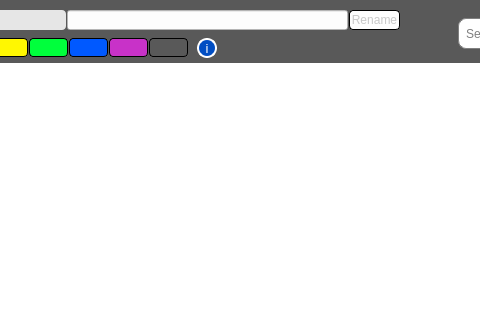
Qt form GUI/ui/dialog_viewer.ui (dudtj5307/CSV-Viewer) before a commit; both pictures show x 342 to 822 and y 0 to 320 of the 1125 by 702 pixel window.
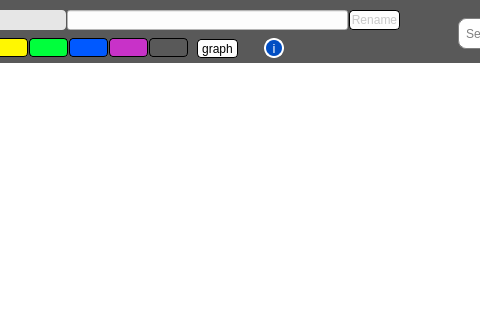
The same form after that commit.

The edit to the form file:
```diff
--- a/GUI/ui/dialog_viewer.ui
+++ b/GUI/ui/dialog_viewer.ui
@@ -642,7 +642,7 @@
        </property>
        <property name="geometry">
         <rect>
-         <x>530</x>
+         <x>597</x>
          <y>29</y>
          <width>20</width>
          <height>20</height>
@@ -686,6 +686,42 @@
         </size>
        </property>
       </widget>
+      <widget class="QPushButton" name="button_graph">
+       <property name="enabled">
+        <bool>true</bool>
+       </property>
+       <property name="geometry">
+        <rect>
+         <x>530</x>
+         <y>30</y>
+         <width>41</width>
+         <height>19</height>
+        </rect>
+       </property>
+       <property name="styleSheet">
+        <string notr="true">QPushButton {
+    background-color: rgb(253, 253, 253);
+    border: 1px solid black;
+    border-radius: 4px;
+}
+
+QPushButton:hover {
+	border: 2px solid #333;
+}
+
+QPushButton:pressed {
+    background-color: lightgray;
+ 	border: 2px solid #000;
+}
+
+QPushButton:disabled {
+    color: rgb(200,200,200);
+}</string>
+       </property>
+       <property name="text">
+        <string>graph</string>
+       </property>
+      </widget>
      </widget>
     </item>
     <item row="1" column="0" colspan="3">
```
